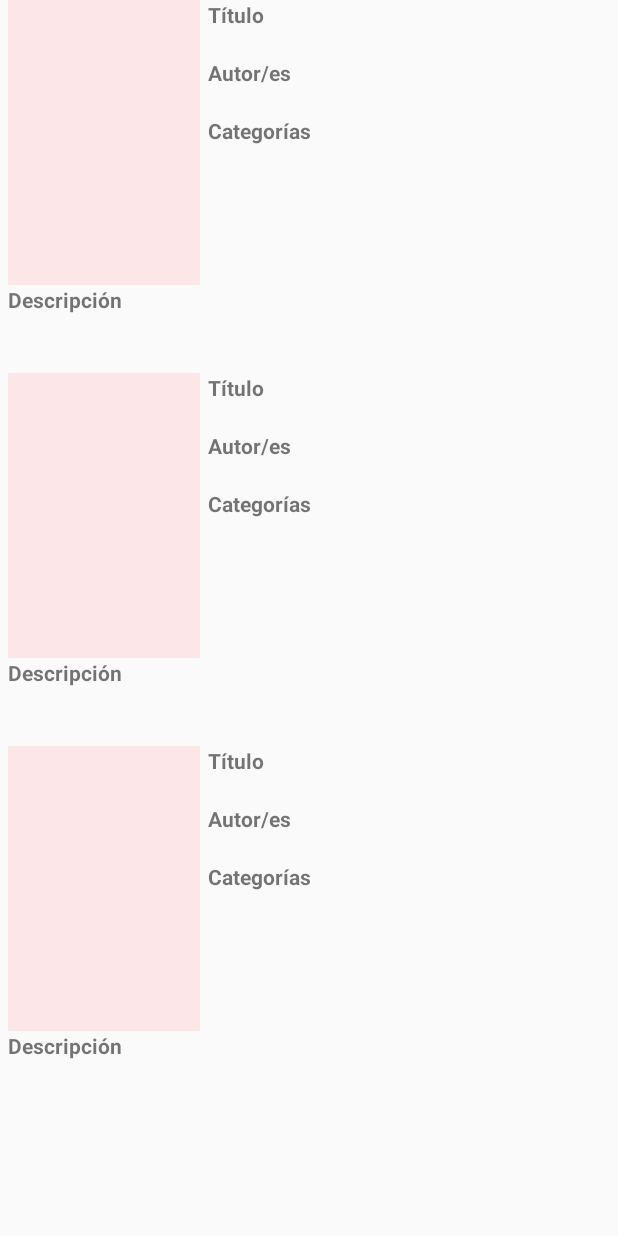
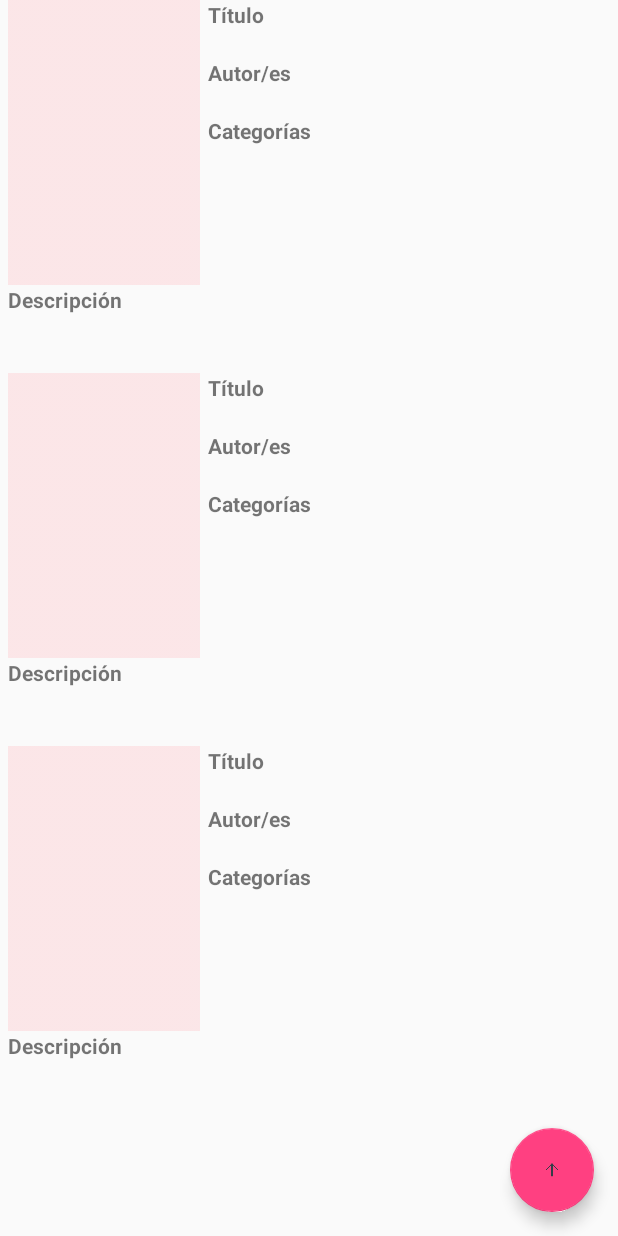
Before and after one commit to tdp2-1c2019/tp0-mobile-app, an Android app: the layout activity_results.xml on its own in the app's theme, with its tools: preview values and no code run, on a phone screen of 412 x 824 dp. Run offline under Robolectric (Android 15) with nearby library versions, the phone set to English and light mode, and no system bars.

Commit message:
Agrega FAB para scrollTop

```diff
--- a/app/src/main/res/layout/activity_results.xml
+++ b/app/src/main/res/layout/activity_results.xml
@@ -15,6 +15,17 @@
         android:layout_weight="1"
         android:orientation="vertical"
         app:layoutManager="android.support.v7.widget.LinearLayoutManager"
-        tools:listitem="@layout/book_item" />
+        tools:listitem="@layout/book_item">
+
+    </android.support.v7.widget.RecyclerView>
+
+    <android.support.design.widget.FloatingActionButton
+        android:id="@+id/fab"
+        android:layout_width="wrap_content"
+        android:layout_height="wrap_content"
+        android:layout_gravity="end|bottom"
+        android:layout_margin="16dp"
+        android:src="@drawable/scrolltop"/>
+
 
 </LinearLayout>
```
Also changed, not shown: app/src/main/java/tdp2/tp0app/ResultsActivity.java (+11 -1 lines), app/src/main/res/drawable/scrolltop.png (added).
